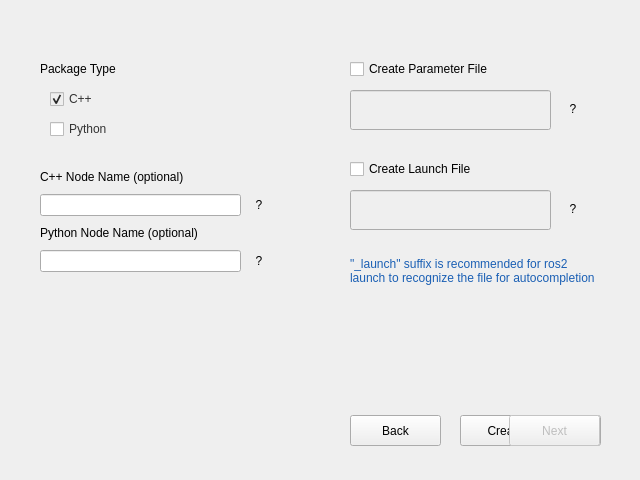
The window that turtle_nest/src/mainwindow.ui (Jannkar/turtle_nest) describes before a commit, drawn with Qt 5.
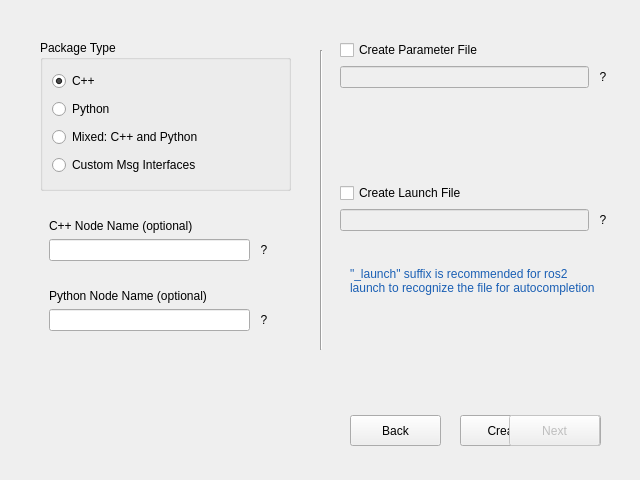
The same window after the commit. The open tabs and pages were chosen to show the change. Icons and pictures are not drawn.

Commit message: Add support for msgs packages (#19)

Diff of the .ui file:
```diff
--- a/turtle_nest/src/mainwindow.ui
+++ b/turtle_nest/src/mainwindow.ui
@@ -308,46 +308,11 @@
      </widget>
     </widget>
     <widget class="QWidget" name="page_2">
-     <widget class="QCheckBox" name="checkboxCreateLaunch">
-      <property name="geometry">
-       <rect>
-        <x>350</x>
-        <y>160</y>
-        <width>211</width>
-        <height>18</height>
-       </rect>
-      </property>
-      <property name="text">
-       <string>Create Launch File</string>
-      </property>
-     </widget>
-     <widget class="QLineEdit" name="lineEditLaunchName">
-      <property name="enabled">
-       <bool>false</bool>
-      </property>
-      <property name="geometry">
-       <rect>
-        <x>350</x>
-        <y>190</y>
-        <width>201</width>
-        <height>40</height>
-       </rect>
-      </property>
-      <property name="focusPolicy">
-       <enum>Qt::StrongFocus</enum>
-      </property>
-      <property name="alignment">
-       <set>Qt::AlignLeading|Qt::AlignLeft|Qt::AlignVCenter</set>
-      </property>
-      <property name="modernStyle" stdset="0">
-       <bool>true</bool>
-      </property>
-     </widget>
      <widget class="QLabel" name="launchSuffixWarnLabel">
       <property name="geometry">
        <rect>
         <x>350</x>
-        <y>240</y>
+        <y>250</y>
         <width>251</width>
         <height>61</height>
        </rect>
@@ -362,121 +327,13 @@
        <bool>true</bool>
       </property>
      </widget>
-     <widget class="QToolButton" name="launchNameInfoButton">
-      <property name="geometry">
-       <rect>
-        <x>560</x>
-        <y>196</y>
-        <width>26</width>
-        <height>26</height>
-       </rect>
-      </property>
-      <property name="toolTip">
-       <string>&lt;!DOCTYPE HTML PUBLIC &quot;-//W3C//DTD HTML 4.0//EN&quot; &quot;http://www.w3.org/TR/REC-html40/strict.dtd&quot;&gt;
-&lt;html&gt;&lt;head&gt;&lt;meta name=&quot;qrichtext&quot; content=&quot;1&quot; /&gt;&lt;meta charset=&quot;utf-8&quot; /&gt;&lt;style type=&quot;text/css&quot;&gt;
-p, li { white-space: pre-wrap; }
-hr { height: 1px; border-width: 0; }
-li.unchecked::marker { content: &quot;\2610&quot;; }
-li.checked::marker { content: &quot;\2612&quot;; }
-&lt;/style&gt;&lt;/head&gt;&lt;body style=&quot; font-family:'Ubuntu Sans'; font-size:11pt; font-weight:400; font-style:normal;&quot;&gt;
-&lt;p style=&quot; margin-top:12px; margin-bottom:12px; margin-left:0px; margin-right:0px; -qt-block-indent:0; text-indent:0px;&quot;&gt;Launch file name needs to:&lt;/p&gt;
-&lt;p style=&quot; margin-top:12px; margin-bottom:12px; margin-left:0px; margin-right:0px; -qt-block-indent:0; text-indent:0px;&quot;&gt;• have only lowercase letters (a-z), digits (0-9), and underscores (_)&lt;/p&gt;
-&lt;p style=&quot; margin-top:12px; margin-bottom:12px; margin-left:0px; margin-right:0px; -qt-block-indent:0; text-indent:0px;&quot;&gt;• start with a letter&lt;/p&gt;
-&lt;p style=&quot; margin-top:0px; margin-bottom:0px; margin-left:0px; margin-right:0px; -qt-block-indent:0; text-indent:0px;&quot;&gt;It is recommended to have &amp;quot;_launch&amp;quot; suffix for 'ros2 launch' to recognize the file for autocompletion&lt;/p&gt;&lt;/body&gt;&lt;/html&gt;</string>
-      </property>
-      <property name="styleSheet">
-       <string notr="true">border: none;</string>
-      </property>
-      <property name="text">
-       <string>?</string>
-      </property>
-      <property name="icon">
-       <iconset resource="../resources.qrc">
-        <normaloff>:/images/img/more-info-icon.svg</normaloff>:/images/img/more-info-icon.svg</iconset>
-      </property>
-      <property name="iconSize">
-       <size>
-        <width>24</width>
-        <height>24</height>
-       </size>
-      </property>
-      <property name="popupMode">
-       <enum>QToolButton::DelayedPopup</enum>
-      </property>
-      <property name="toolButtonStyle">
-       <enum>Qt::ToolButtonIconOnly</enum>
-      </property>
-      <property name="autoRaise">
-       <bool>false</bool>
-      </property>
-     </widget>
-     <widget class="QCheckBox" name="checkboxCpp">
-      <property name="enabled">
-       <bool>false</bool>
-      </property>
-      <property name="geometry">
-       <rect>
-        <x>50</x>
-        <y>90</y>
-        <width>92</width>
-        <height>18</height>
-       </rect>
-      </property>
-      <property name="styleSheet">
-       <string notr="true">/* Avoid setting text to gray when disabled */
-QCheckBox { 
-    color: #333; 
-}</string>
-      </property>
-      <property name="text">
-       <string>C++</string>
-      </property>
-      <property name="checkable">
-       <bool>true</bool>
-      </property>
-      <property name="checked">
-       <bool>true</bool>
-      </property>
-     </widget>
-     <widget class="QCheckBox" name="checkboxPython">
-      <property name="geometry">
-       <rect>
-        <x>50</x>
-        <y>120</y>
-        <width>92</width>
-        <height>18</height>
-       </rect>
-      </property>
-      <property name="styleSheet">
-       <string notr="true">/* Avoid setting text to gray when disabled */
-QCheckBox { 
-    color: #333; 
-}</string>
-      </property>
-      <property name="text">
-       <string>Python</string>
-      </property>
-     </widget>
-     <widget class="QLabel" name="packageTypeLabel">
-      <property name="geometry">
-       <rect>
-        <x>40</x>
-        <y>60</y>
-        <width>121</width>
-        <height>18</height>
-       </rect>
-      </property>
-      <property name="text">
-       <string>Package Type</string>
-      </property>
-     </widget>
      <widget class="QWidget" name="verticalLayoutWidget_2">
       <property name="geometry">
        <rect>
         <x>40</x>
-        <y>170</y>
-        <width>251</width>
-        <height>126</height>
+        <y>210</y>
+        <width>261</width>
+        <height>166</height>
        </rect>
       </property>
       <layout class="QVBoxLayout" name="verticalLayout_2">
@@ -487,6 +344,7 @@
         <enum>QLayout::SetFixedSize</enum>
        </property>
        <item>
+        <widget class="QWidget" name="cppNodewidget" native="true">
         <layout class="QVBoxLayout" name="verticalLayout_3">
          <item>
           <widget class="QLabel" name="cppNodeNameLabel">
@@ -572,8 +430,10 @@
           </layout>
          </item>
         </layout>
+        </widget>
        </item>
        <item>
+        <widget class="QWidget" name="pythonNodeWidget" native="true">
         <layout class="QVBoxLayout" name="verticalLayout_4">
          <item>
           <widget class="QLabel" name="pythonNodeNameLabel">
@@ -659,31 +519,95 @@
           </layout>
          </item>
         </layout>
+        </widget>
        </item>
       </layout>
      </widget>
+     <widget class="QGroupBox" name="packageTypeBox">
+      <property name="geometry">
+       <rect>
+        <x>40</x>
+        <y>40</y>
+        <width>251</width>
+        <height>151</height>
+       </rect>
+      </property>
+      <property name="title">
+       <string>Package Type</string>
+      </property>
+      <layout class="QVBoxLayout" name="verticalLayout_5">
+       <item>
+        <widget class="QRadioButton" name="typeCPPButton">
+         <property name="text">
+          <string>C++</string>
+         </property>
+         <property name="checked">
+          <bool>true</bool>
+         </property>
+        </widget>
+       </item>
+       <item>
+        <widget class="QRadioButton" name="typePythonButton">
+         <property name="text">
+          <string>Python</string>
+         </property>
+        </widget>
+       </item>
+       <item>
+        <widget class="QRadioButton" name="typeMixedButton">
+         <property name="text">
+          <string>Mixed: C++ and Python</string>
+         </property>
+        </widget>
+       </item>
+       <item>
+        <widget class="QRadioButton" name="typeMsgsButton">
+         <property name="text">
+          <string>Custom Msg Interfaces</string>
+         </property>
+        </widget>
+       </item>
+      </layout>
+     </widget>
+     <widget class="QWidget" name="paramLaunchWidget" native="true">
+      <property name="geometry">
+       <rect>
+        <x>340</x>
+        <y>40</y>
+        <width>271</width>
+        <height>191</height>
+       </rect>
+      </property>
+      <layout class="QVBoxLayout" name="verticalLayout_8">
+       <item>
+        <layout class="QVBoxLayout" name="verticalLayout_6">
+         <item>
      <widget class="QCheckBox" name="checkboxCreateParams">
-      <property name="geometry">
-       <rect>
-        <x>350</x>
-        <y>60</y>
-        <width>211</width>
-        <height>18</height>
-       </rect>
-      </property>
       <property name="text">
        <string>Create Parameter File</string>
       </property>
      </widget>
+         </item>
+         <item>
+          <layout class="QHBoxLayout" name="horizontalLayout_3">
+           <item>
+            <widget class="QLineEdit" name="lineEditParamsName">
+             <property name="enabled">
+              <bool>false</bool>
+             </property>
+             <property name="focusPolicy">
+              <enum>Qt::StrongFocus</enum>
+             </property>
+             <property name="alignment">
+              <set>Qt::AlignLeading|Qt::AlignLeft|Qt::AlignVCenter</set>
+             </property>
+             <property name="modernStyle" stdset="0">
+              <bool>true</bool>
+             </property>
+            </widget>
+           </item>
+           <item>
      <widget class="QToolButton" name="paramsNameInfoButton">
-      <property name="geometry">
-       <rect>
-        <x>560</x>
-        <y>96</y>
-        <width>26</width>
-        <height>26</height>
-       </rect>
-      </property>
       <property name="toolTip">
        <string>&lt;!DOCTYPE HTML PUBLIC &quot;-//W3C//DTD HTML 4.0//EN&quot; &quot;http://www.w3.org/TR/REC-html40/strict.dtd&quot;&gt;
 &lt;html&gt;&lt;head&gt;&lt;meta name=&quot;qrichtext&quot; content=&quot;1&quot; /&gt;&lt;meta charset=&quot;utf-8&quot; /&gt;&lt;style type=&quot;text/css&quot;&gt;
@@ -723,17 +647,37 @@
        <bool>false</bool>
       </property>
      </widget>
-     <widget class="QLineEdit" name="lineEditParamsName">
-      <property name="enabled">
-       <bool>false</bool>
-      </property>
-      <property name="geometry">
-       <rect>
-        <x>350</x>
-        <y>90</y>
-        <width>201</width>
+           </item>
+          </layout>
+         </item>
+         <item>
+          <spacer name="verticalSpacer">
+           <property name="orientation">
+            <enum>Qt::Vertical</enum>
+           </property>
+           <property name="sizeHint" stdset="0">
+            <size>
+             <width>20</width>
         <height>40</height>
-       </rect>
+            </size>
+           </property>
+          </spacer>
+         </item>
+         <item>
+          <layout class="QVBoxLayout" name="verticalLayout_7">
+           <item>
+            <widget class="QCheckBox" name="checkboxCreateLaunch">
+             <property name="text">
+              <string>Create Launch File</string>
+             </property>
+            </widget>
+           </item>
+           <item>
+            <layout class="QHBoxLayout" name="horizontalLayout_4">
+             <item>
+              <widget class="QLineEdit" name="lineEditLaunchName">
+               <property name="enabled">
+                <bool>false</bool>
       </property>
       <property name="focusPolicy">
        <enum>Qt::StrongFocus</enum>
@@ -743,6 +687,70 @@
       </property>
       <property name="modernStyle" stdset="0">
        <bool>true</bool>
+               </property>
+              </widget>
+             </item>
+             <item>
+              <widget class="QToolButton" name="launchNameInfoButton">
+               <property name="toolTip">
+                <string>&lt;!DOCTYPE HTML PUBLIC &quot;-//W3C//DTD HTML 4.0//EN&quot; &quot;http://www.w3.org/TR/REC-html40/strict.dtd&quot;&gt;
+&lt;html&gt;&lt;head&gt;&lt;meta name=&quot;qrichtext&quot; content=&quot;1&quot; /&gt;&lt;meta charset=&quot;utf-8&quot; /&gt;&lt;style type=&quot;text/css&quot;&gt;
+p, li { white-space: pre-wrap; }
+hr { height: 1px; border-width: 0; }
+li.unchecked::marker { content: &quot;\2610&quot;; }
+li.checked::marker { content: &quot;\2612&quot;; }
+&lt;/style&gt;&lt;/head&gt;&lt;body style=&quot; font-family:'Ubuntu Sans'; font-size:11pt; font-weight:400; font-style:normal;&quot;&gt;
+&lt;p style=&quot; margin-top:12px; margin-bottom:12px; margin-left:0px; margin-right:0px; -qt-block-indent:0; text-indent:0px;&quot;&gt;Launch file name needs to:&lt;/p&gt;
+&lt;p style=&quot; margin-top:12px; margin-bottom:12px; margin-left:0px; margin-right:0px; -qt-block-indent:0; text-indent:0px;&quot;&gt;• have only lowercase letters (a-z), digits (0-9), and underscores (_)&lt;/p&gt;
+&lt;p style=&quot; margin-top:12px; margin-bottom:12px; margin-left:0px; margin-right:0px; -qt-block-indent:0; text-indent:0px;&quot;&gt;• start with a letter&lt;/p&gt;
+&lt;p style=&quot; margin-top:0px; margin-bottom:0px; margin-left:0px; margin-right:0px; -qt-block-indent:0; text-indent:0px;&quot;&gt;It is recommended to have &amp;quot;_launch&amp;quot; suffix for 'ros2 launch' to recognize the file for autocompletion&lt;/p&gt;&lt;/body&gt;&lt;/html&gt;</string>
+               </property>
+               <property name="styleSheet">
+                <string notr="true">border: none;</string>
+               </property>
+               <property name="text">
+                <string>?</string>
+               </property>
+               <property name="icon">
+                <iconset resource="../resources.qrc">
+                 <normaloff>:/images/img/more-info-icon.svg</normaloff>:/images/img/more-info-icon.svg</iconset>
+               </property>
+               <property name="iconSize">
+                <size>
+                 <width>24</width>
+                 <height>24</height>
+                </size>
+               </property>
+               <property name="popupMode">
+                <enum>QToolButton::DelayedPopup</enum>
+               </property>
+               <property name="toolButtonStyle">
+                <enum>Qt::ToolButtonIconOnly</enum>
+               </property>
+               <property name="autoRaise">
+                <bool>false</bool>
+               </property>
+              </widget>
+             </item>
+            </layout>
+           </item>
+          </layout>
+         </item>
+        </layout>
+       </item>
+      </layout>
+     </widget>
+     <widget class="Line" name="line">
+      <property name="geometry">
+       <rect>
+        <x>320</x>
+        <y>50</y>
+        <width>3</width>
+        <height>300</height>
+       </rect>
+      </property>
+      <property name="orientation">
+       <enum>Qt::Vertical</enum>
       </property>
      </widget>
     </widget>
```
Left out of the diff: 2 changed lines with no effect on the pictures. Lines whose indentation alone changed are shown as unchanged. The commit also changes 14 other files.
